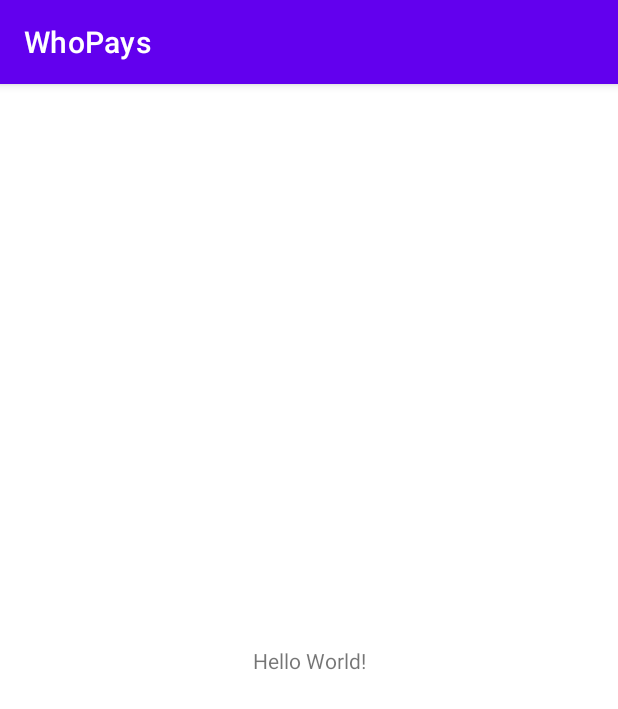
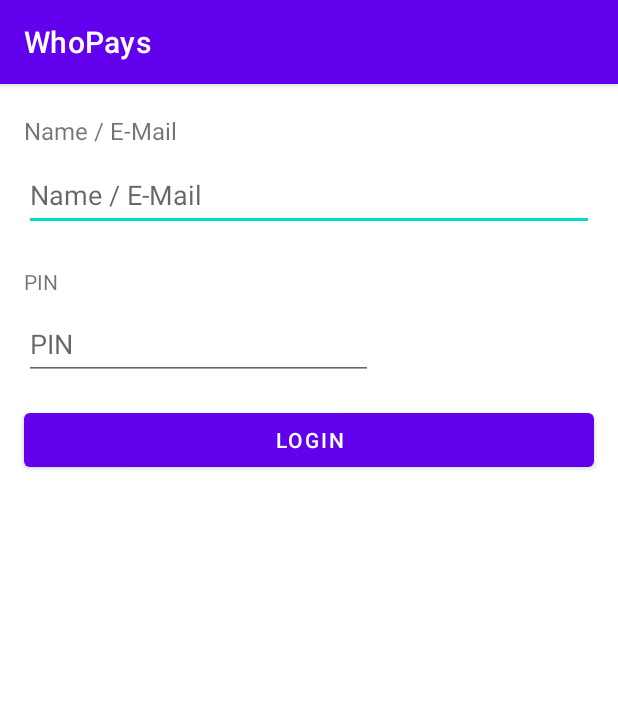
Before and after one commit to SpiderlingJr/WhoPays, an Android app: the screen it shows after launch (MainActivity), on a phone screen of 412 x 824 dp. Shown: the top 709 px of the screen. Run offline under Robolectric (Android 15) with nearby library versions, the phone set to English and light mode, and no system bars.

Commit message:
Welcome-Screen hinzugefügt. Login-Screen hinzugefügt.

```diff
--- a/app/src/main/res/layout/activity_main.xml
+++ b/app/src/main/res/layout/activity_main.xml
@@ -4,15 +4,77 @@
     xmlns:tools="http://schemas.android.com/tools"
     android:layout_width="match_parent"
     android:layout_height="match_parent"
+    android:clipToPadding="true"
+    android:textAlignment="center"
     tools:context=".MainActivity">
 
+    <Button
+        android:id="@+id/button"
+        android:layout_width="0dp"
+        android:layout_height="48dp"
+        android:layout_marginStart="16dp"
+        android:layout_marginTop="16dp"
+        android:layout_marginEnd="16dp"
+        android:text="@string/button_login"
+        app:layout_constraintEnd_toEndOf="parent"
+        app:layout_constraintHorizontal_bias="0.0"
+        app:layout_constraintStart_toStartOf="parent"
+        app:layout_constraintTop_toBottomOf="@+id/editTextNumberPassword" />
+
+    <EditText
+        android:id="@+id/editTextTextPersonName"
+        android:layout_width="0dp"
+        android:layout_height="48dp"
+        android:layout_marginStart="16dp"
+        android:layout_marginTop="8dp"
+        android:layout_marginEnd="16dp"
+        android:ems="10"
+        android:hint="@string/nameOrEmail"
+        android:inputType="textPersonName"
+        app:layout_constraintEnd_toEndOf="parent"
+        app:layout_constraintHorizontal_bias="0.0"
+        app:layout_constraintStart_toStartOf="parent"
+        app:layout_constraintTop_toBottomOf="@+id/textView"
+        android:importantForAutofill="no" />
+
     <TextView
+        android:id="@+id/textView"
+        android:layout_width="0dp"
+        android:layout_height="wrap_content"
+        android:layout_marginStart="16dp"
+        android:layout_marginTop="20dp"
+        android:text="@string/nameOrEmail"
+        android:textAlignment="textStart"
+        android:textSize="16sp"
+        app:layout_constraintStart_toStartOf="parent"
+        app:layout_constraintTop_toTopOf="parent" />
+
+    <TextView
+        android:id="@+id/pin"
         android:layout_width="wrap_content"
         android:layout_height="wrap_content"
-        android:text="Hello World!"
-        app:layout_constraintBottom_toBottomOf="parent"
-        app:layout_constraintLeft_toLeftOf="parent"
-        app:layout_constraintRight_toRightOf="parent"
-        app:layout_constraintTop_toTopOf="parent" />
+        android:layout_marginStart="16dp"
+        android:layout_marginTop="24dp"
+        android:text="@string/pin"
+        app:layout_constraintStart_toStartOf="parent"
+        app:layout_constraintTop_toBottomOf="@+id/editTextTextPersonName" />
+
+    <EditText
+        android:id="@+id/editTextNumberPassword"
+        android:layout_width="0dp"
+        android:layout_height="wrap_content"
+        android:layout_marginStart="16dp"
+        android:layout_marginTop="8dp"
+        android:layout_marginEnd="163dp"
+        android:ems="10"
+        android:hint="@string/pin"
+        android:importantForAutofill="no"
+        android:inputType="numberPassword"
+        android:minHeight="48dp"
+        app:layout_constraintEnd_toEndOf="parent"
+        app:layout_constraintStart_toStartOf="parent"
+        app:layout_constraintTop_toBottomOf="@+id/pin"
+        tools:ignore="SpeakableTextPresentCheck,SpeakableTextPresentCheck,DuplicateSpeakableTextCheck" />
+
 
 </androidx.constraintlayout.widget.ConstraintLayout>
--- a/app/src/main/res/values/strings.xml
+++ b/app/src/main/res/values/strings.xml
@@ -1,3 +1,11 @@
 <resources>
     <string name="app_name">WhoPays</string>
+    <string name="name">Name</string>
+    <string name="e_mail">\"E-Mail\"</string>
+    <string name="email_input"> </string>
+    <string name="button_login">Login</string>
+    <string name="button_create_user">Nutzer anlegen</string>
+    <string name="nameOrEmail">Name / E-Mail</string>
+    <string name="pin">PIN</string>
+    <string name="inputNameOrEmail">Name oder E-Mail des Accounts</string>
 </resources>
```
Also changed, not shown: app/src/main/res/layout/welcome.xml (added, +37 -0 lines).
